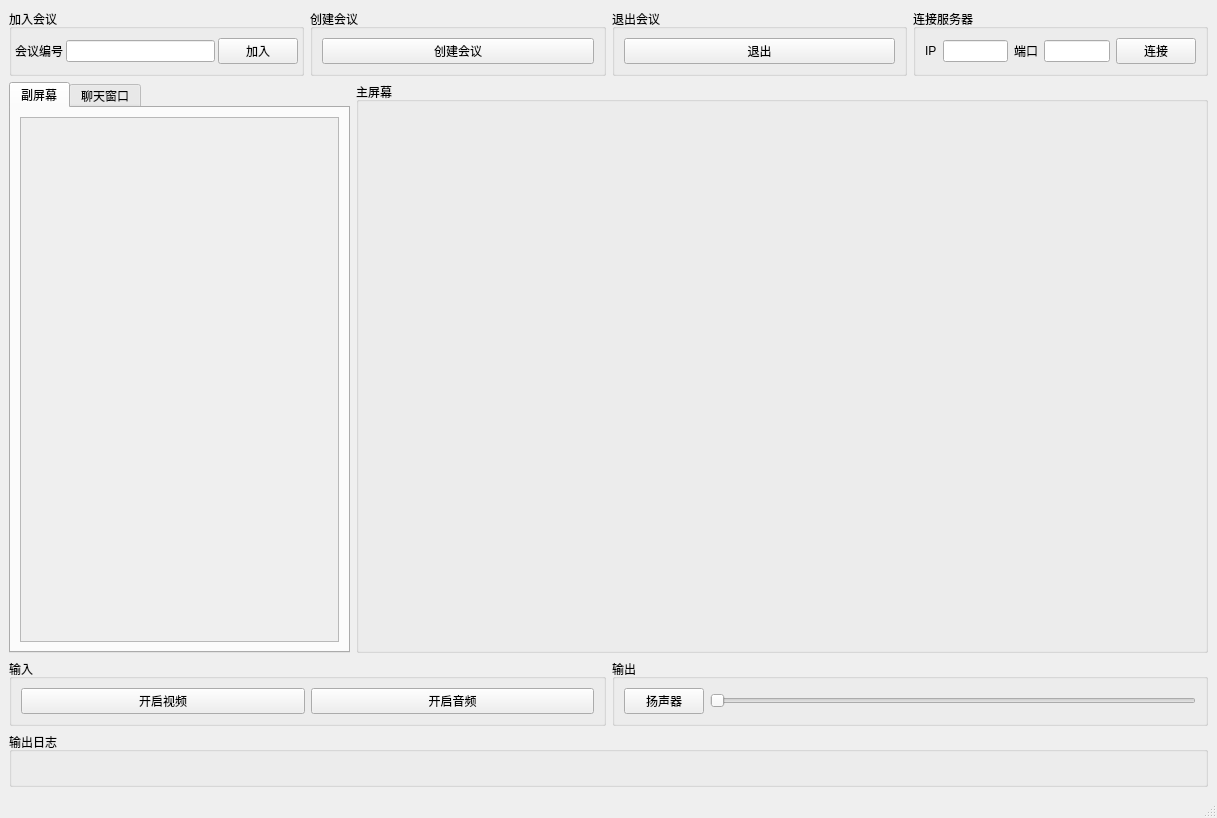
Above: ui/mainwindow.ui from YaHeii/CloudMeeting before the change. Below: the same form after it.
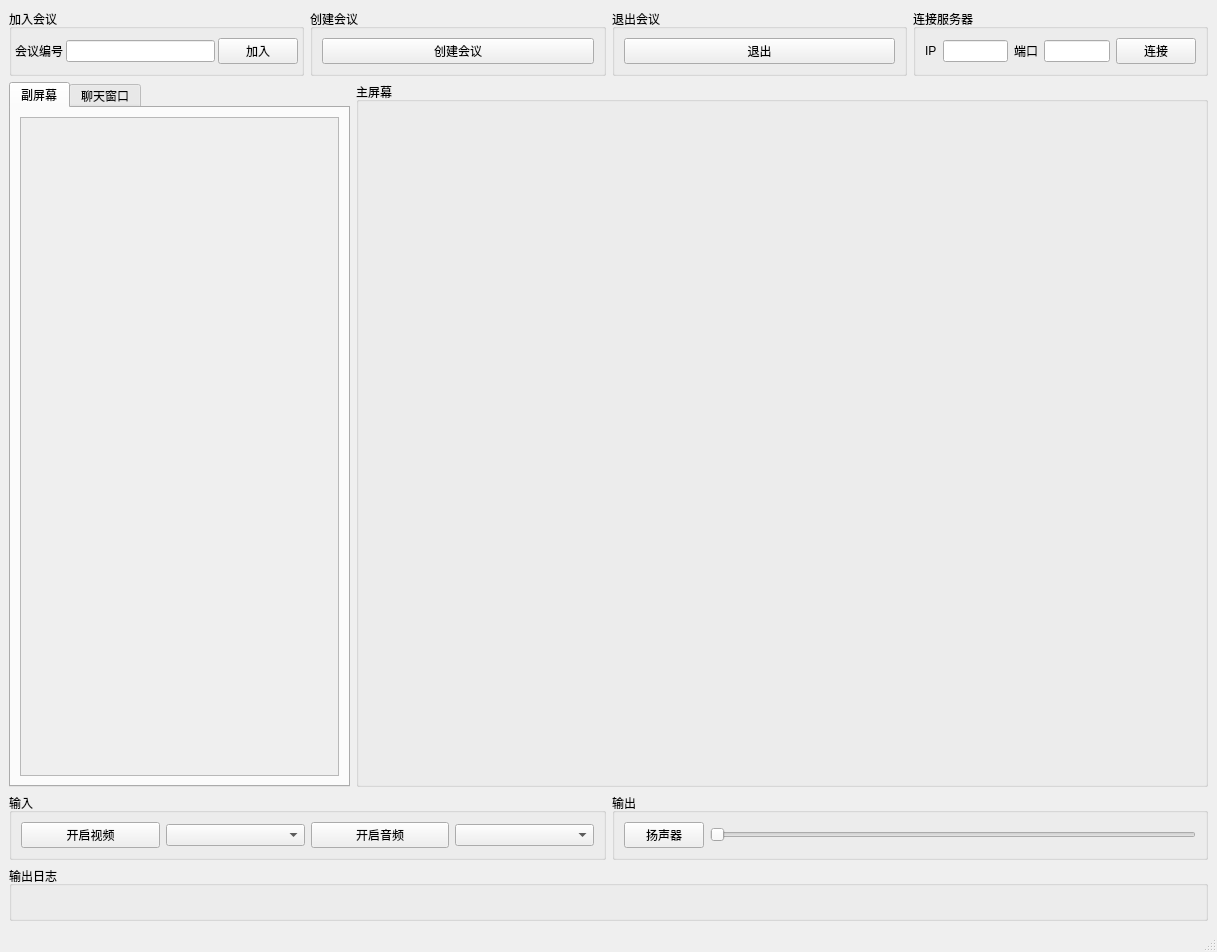
That is the form after the change. The open tabs and pages were chosen to show the change. Custom widgets are drawn as their Qt base class.

What changed in the file:
```diff
--- a/ui/mainwindow.ui
+++ b/ui/mainwindow.ui
@@ -7,7 +7,7 @@
     <x>0</x>
     <y>0</y>
     <width>1217</width>
-    <height>818</height>
+    <height>952</height>
    </rect>
   </property>
   <property name="windowTitle">
@@ -174,8 +174,8 @@
               <rect>
                <x>0</x>
                <y>0</y>
-               <width>316</width>
-               <height>518</height>
+               <width>98</width>
+               <height>28</height>
               </rect>
              </property>
             </widget>
@@ -216,11 +216,7 @@
         </property>
         <layout class="QGridLayout" name="gridLayout">
          <item row="0" column="0">
-          <widget class="QLabel" name="mainshow_label">
-           <property name="text">
-            <string/>
-           </property>
-          </widget>
+          <widget class="VideoWidget" name="widget_2" native="true"/>
          </item>
         </layout>
        </widget>
@@ -242,6 +238,9 @@
            </property>
           </widget>
          </item>
+         <item>
+          <widget class="QComboBox" name="videoDeviceComboBox"/>
+         </item>
          <item>
           <widget class="QPushButton" name="openAudio">
            <property name="text">
@@ -249,6 +248,9 @@
            </property>
           </widget>
          </item>
+         <item>
+          <widget class="QComboBox" name="audioDevicecomboBox"/>
+         </item>
         </layout>
        </widget>
       </item>
@@ -304,6 +306,12 @@
    <header>mytextedit.h</header>
    <container>1</container>
   </customwidget>
+  <customwidget>
+   <class>VideoWidget</class>
+   <extends>QWidget</extends>
+   <header>videowidget.h</header>
+   <container>1</container>
+  </customwidget>
  </customwidgets>
  <resources/>
  <connections/>
```
